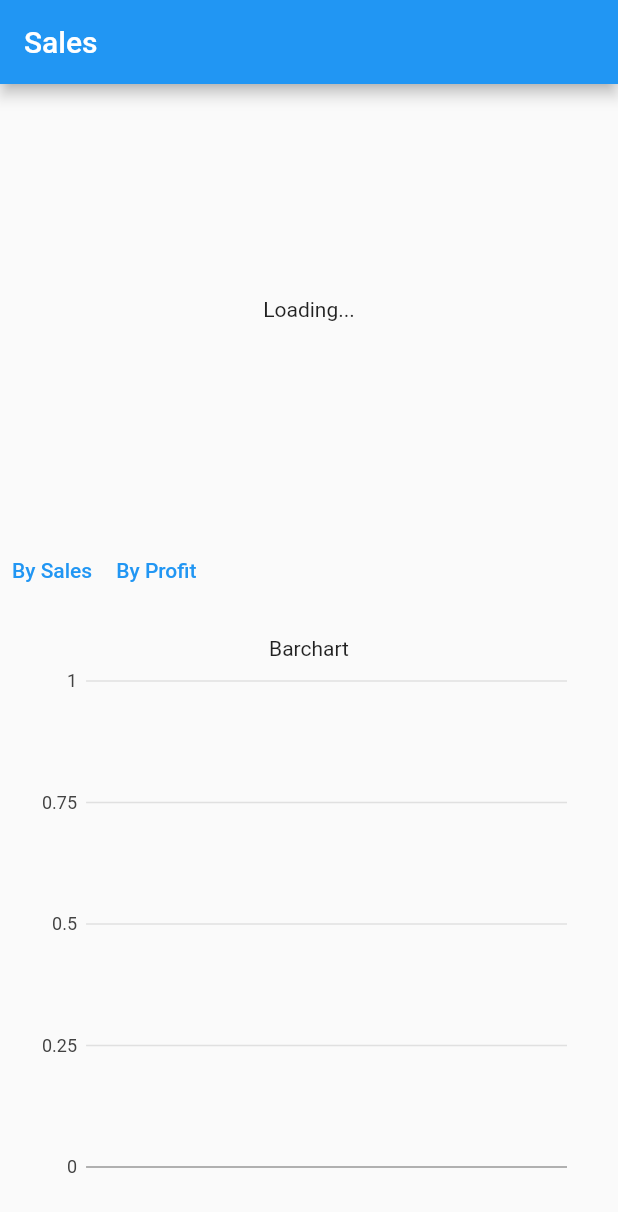
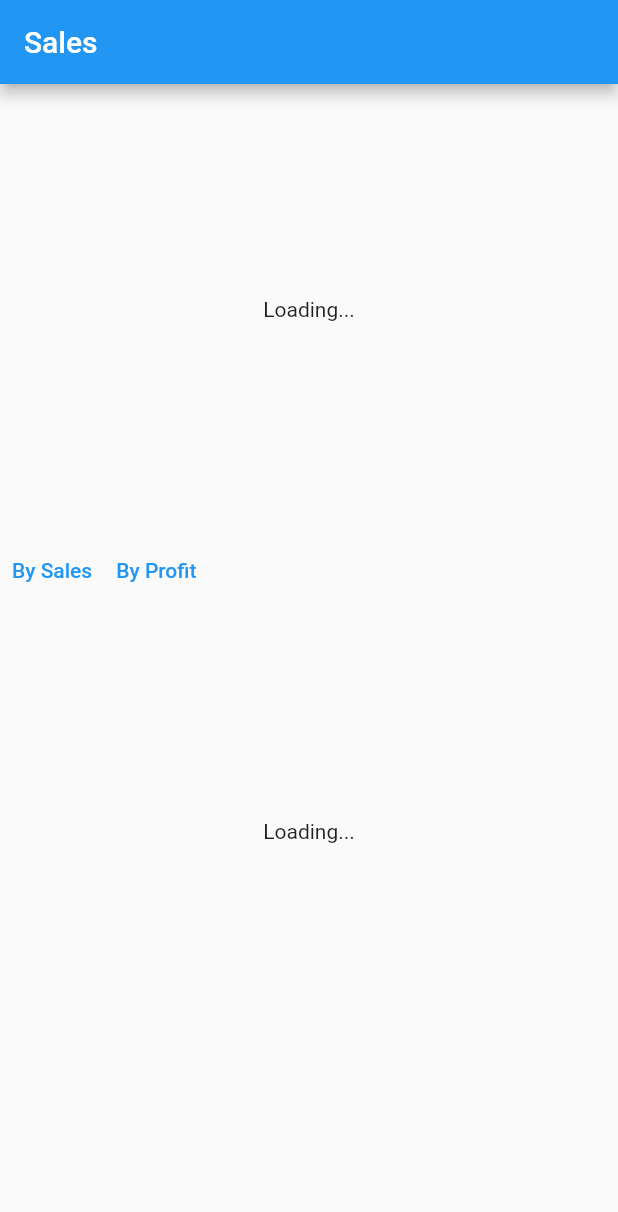
Before and after one commit to petprog/Project-DM-Test, a Flutter app: the screen it shows after launch, on a phone screen of 412 x 824 dp. Shown: the top 1212 px of the screen. Run offline on Flutter 3.47's test engine with Material 2 defaults, Android fonts, the phone set to English and light mode, and no system bars; our stand-ins replace charts_flutter; network calls fail.

Commit message:
refactor loading_text

```diff
--- a/lib/main.dart
+++ b/lib/main.dart
@@ -8,6 +8,7 @@ import 'package:http/http.dart' as http;
 import 'package:test_project/models/sale.dart';
 import 'package:test_project/models/sales_series.dart';
 
+import 'widgets/loading_text.dart';
 import 'widgets/sales_chart.dart';
 import 'widgets/sales_list.dart';
 
@@ -108,14 +109,7 @@ class _MyHomePageState extends State<MyHomePage> {
         body: SingleChildScrollView(
           child: Column(
             children: [
-              _sales.isNotEmpty
-                  ? SalesList(data: _sales)
-                  : Container(
-                      height: 300,
-                      child: Center(
-                        child: Text("Loading..."),
-                      ),
-                    ),
+              _sales.isEmpty ? LoadingText() : SalesList(data: _sales),
               Row(
                 children: [
                   TextButton(
@@ -136,7 +130,9 @@ class _MyHomePageState extends State<MyHomePage> {
                   ),
                 ],
               ),
-              SalesChart(data: dataBarChart),
+              dataBarChart.isEmpty
+                  ? LoadingText()
+                  : SalesChart(data: dataBarChart),
             ],
           ),
         ));
--- /dev/null
+++ b/lib/widgets/loading_text.dart
@@ -0,0 +1,14 @@
+import 'package:flutter/material.dart';
+
+class LoadingText extends StatelessWidget {
+
+  @override
+  Widget build(BuildContext context) {
+    return Container(
+        height: 300,
+        child: Center(
+          child: Text("Loading..."),
+        ),
+      );
+  }
+}
```
